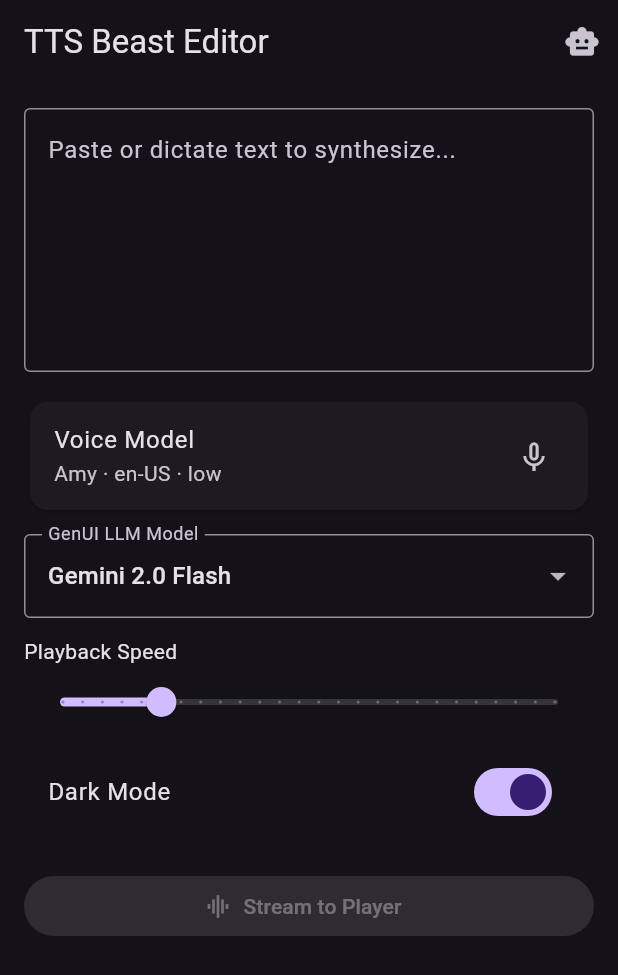
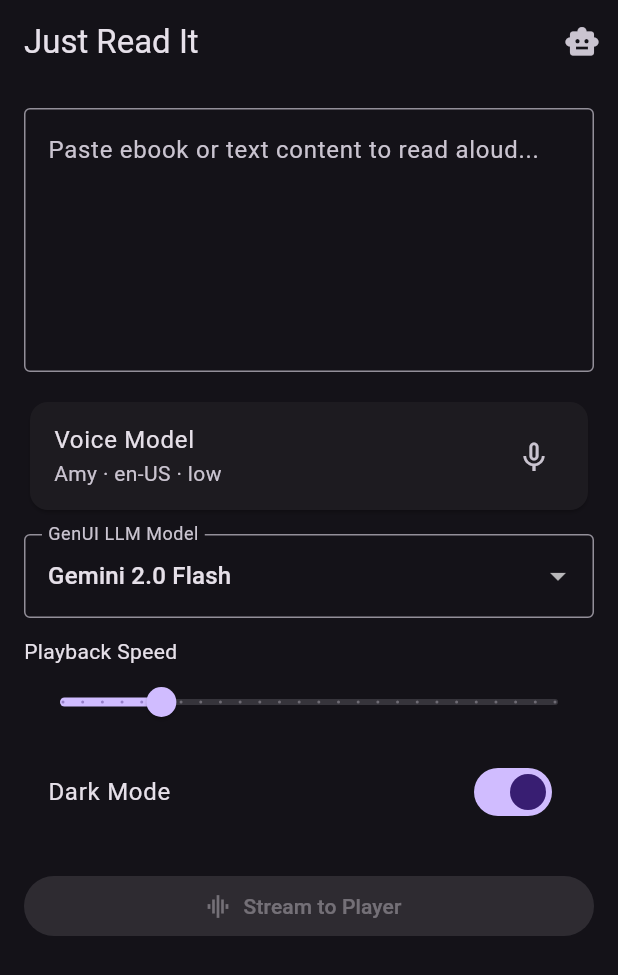
Before and after one commit to ns-mkusper/vanilla-ebook-reader, a Flutter app: the screen it shows after launch, on a phone screen of 412 x 824 dp. Shown: the top 975 px of the screen. Run offline on Flutter 3.47's test engine with Material 3 defaults, Android fonts, the light colour scheme and no system bars; our stand-ins replace audio_service, flutter_riverpod, freezed_annotation, just_audio; missing offline and left inert: dart:ffi, flutter_rust_bridge, genui, genui_google_generative_ai, json_schema_builder; statements that could not run were skipped.

Commit message:
Rename project branding to Just Read It

```diff
--- a/flutter_client/lib/genui/agent.dart
+++ b/flutter_client/lib/genui/agent.dart
@@ -148,7 +148,7 @@ class LocalEchoContentGenerator implements ContentGenerator {
 String _buildSystemPrompt() {
   final voices = voiceModelPresets.map((v) => v.id).join(', ');
   final llms = llmModelOptions.map((m) => m.id).join(', ');
-  return '''You help configure a text-to-speech workstation called TTS Beast.
+  return '''You help configure Just Read It, a no-nonsense read-aloud app for ebooks and text files.
 Available voices: $voices.
 Available GenUI LLM models: $llms.
 Always call the TTS configuration tools to set voice, playback rate, and LLM when the user describes a new vibe.''';
--- a/flutter_client/lib/main.dart
+++ b/flutter_client/lib/main.dart
@@ -5,8 +5,8 @@ import 'package:flutter/material.dart';
 import 'package:flutter_riverpod/flutter_riverpod.dart';
 import 'package:flutter_rust_bridge/flutter_rust_bridge_for_generated.dart';
 import 'package:genui/genui.dart';
-import 'package:tts_flutter_client/api.dart' as bridge;
-import 'package:tts_flutter_client/frb_generated.dart';
+import 'package:just_read_it/api.dart' as bridge;
+import 'package:just_read_it/frb_generated.dart';
 
 import 'ui/editor_screen.dart';
 
@@ -23,7 +23,7 @@ class TtsApp extends StatelessWidget {
   @override
   Widget build(BuildContext context) {
     return MaterialApp(
-      title: 'TTS Beast',
+      title: 'Just Read It',
       theme: ThemeData.dark(),
       home: const EditorScreen(),
     );
--- a/flutter_client/lib/services/audio_handler.dart
+++ b/flutter_client/lib/services/audio_handler.dart
@@ -10,8 +10,8 @@ final audioHandlerProvider = Provider<Future<TtsAudioHandler>>((ref) async {
   return AudioService.init(
     builder: () => TtsAudioHandler(),
     config: const AudioServiceConfig(
-      androidNotificationChannelId: 'tts.beast.channel',
-      androidNotificationChannelName: 'TTS Beast',
+      androidNotificationChannelId: 'just.read.it.channel',
+      androidNotificationChannelName: 'Just Read It',
       androidNotificationOngoing: true,
     ),
   );
@@ -53,8 +53,8 @@ class TtsAudioHandler extends BaseAudioHandler with SeekHandler {
     );
     _currentItem = MediaItem(
       id: uri.toString(),
-      album: 'Generated Speech',
-      title: 'TTS Playback',
+      album: 'Just Read It',
+      title: 'Read-Aloud Playback',
       duration: duration,
     );
     mediaItem.add(_currentItem);
--- a/flutter_client/lib/services/tts_service.dart
+++ b/flutter_client/lib/services/tts_service.dart
@@ -4,7 +4,7 @@ import 'dart:typed_data';
 import 'package:flutter/foundation.dart';
 import 'package:flutter_riverpod/flutter_riverpod.dart';
 import 'package:path_provider/path_provider.dart';
-import 'package:tts_flutter_client/api.dart' as bridge;
+import 'package:just_read_it/api.dart' as bridge;
 
 import '../services/llm_models.dart';
 import '../services/model_repository.dart';
--- a/flutter_client/lib/ui/editor_screen.dart
+++ b/flutter_client/lib/ui/editor_screen.dart
@@ -33,7 +33,7 @@ class _EditorScreenState extends ConsumerState<EditorScreen> {
   Widget build(BuildContext context) {
     return Scaffold(
       appBar: AppBar(
-        title: const Text('TTS Beast Editor'),
+        title: const Text('Just Read It'),
         actions: [
           IconButton(
             icon: const Icon(Icons.smart_toy),
@@ -51,7 +51,7 @@ class _EditorScreenState extends ConsumerState<EditorScreen> {
                 controller: _controller,
                 maxLines: 6,
                 decoration: const InputDecoration(
-                  hintText: 'Paste or dictate text to synthesize...',
+                  hintText: 'Paste ebook or text content to read aloud...',
                   border: OutlineInputBorder(),
                 ),
               ),
--- a/flutter_client/pubspec.yaml
+++ b/flutter_client/pubspec.yaml
@@ -1,5 +1,5 @@
-name: tts_flutter_client
-description: GenUI-driven background TTS controller powered by a Rust core
+name: just_read_it
+description: No-nonsense read-aloud app for ebooks and text files powered by Flutter and Rust
 publish_to: 'none'
 version: 0.1.0
 
```
Also changed, not shown: 7 other files.
